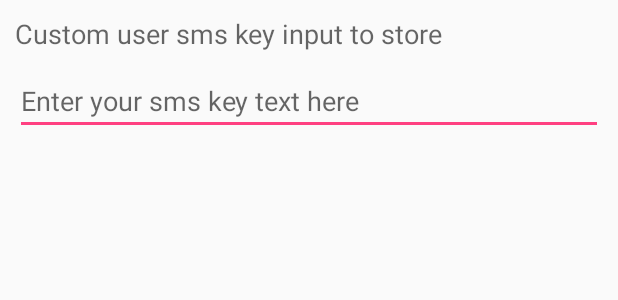
After one commit to suryann/BLESOS, an Android app: the layout custom_dialog.xml on its own in the app's theme, with its tools: preview values and no code run, on a phone screen of 412 x 824 dp. The commit adds this screen. Shown: the top 300 px of the screen. Run offline under Robolectric (Android 15) with nearby library versions, the phone set to English and light mode, and no system bars.

Commit message:
custom key implementation and issue fixes

```diff
--- a/app/build.gradle
+++ b/app/build.gradle
@@ -33,4 +33,5 @@ dependencies {
     // Add the support lib that is appropriate for SDK 18
     compile "com.android.support:support-v13:24.2.1"
     testCompile 'junit:junit:4.12'
+    compile 'com.google.android.gms:play-services-appindexing:8.4.0'
 }
--- a/app/src/main/AndroidManifest.xml
+++ b/app/src/main/AndroidManifest.xml
@@ -48,6 +48,11 @@
             android:name=".receivers.ScanReceiver"
             android:enabled="true"
             android:exported="true"></receiver>
+        <!-- ATTENTION: This was auto-generated to add Google Play services to your project for
+     App Indexing.  See https://g.co/AppIndexing/AndroidStudio for more information. -->
+        <meta-data
+            android:name="com.google.android.gms.version"
+            android:value="@integer/google_play_services_version" />
     </application>
 
 </manifest>
--- a/app/src/main/java/sos/android/blesos/ui/activity/DeviceScanActivity.java
+++ b/app/src/main/java/sos/android/blesos/ui/activity/DeviceScanActivity.java
@@ -211,7 +211,7 @@ public class DeviceScanActivity extends BaseActivity {
         //Get bluetooth mScanAdapter
         BluetoothManager bluetoothManager =
                 (BluetoothManager) getSystemService(BLUETOOTH_SERVICE);
-        mBluetoothAdapter = bluetoothManager.getAdapter();
+        mBluetoothAdapter = BluetoothAdapter.getDefaultAdapter();
 
         initializeView();
 
--- /dev/null
+++ b/app/src/main/res/layout/custom_dialog.xml
@@ -0,0 +1,21 @@
+<?xml version="1.0" encoding="utf-8"?>
+<LinearLayout xmlns:android="http://schemas.android.com/apk/res/android"
+    android:id="@+id/ll_dialog"
+    android:layout_width="fill_parent"
+    android:layout_height="fill_parent"
+    android:orientation="vertical"
+    android:padding="10dp" >
+    <TextView
+        android:layout_width="wrap_content"
+        android:layout_height="wrap_content"
+        android:text="Custom user sms key input to store"
+        android:textAppearance="?android:attr/textAppearanceMedium"
+        android:layout_marginBottom="10dp" />
+    <EditText
+        android:id="@+id/et_input"
+        android:layout_width="match_parent"
+        android:layout_height="wrap_content"
+        android:hint="Enter your sms key text here">
+        <requestFocus />
+    </EditText>
+</LinearLayout>
--- a/app/src/main/res/menu/menu_main.xml
+++ b/app/src/main/res/menu/menu_main.xml
@@ -6,4 +6,8 @@
         android:title="@string/action_settings"
         android:orderInCategory="100"
         app:showAsAction="never" />
+    <item android:id="@+id/action_store_key"
+        android:title="@string/action_store_key"
+        android:orderInCategory="100"
+        app:showAsAction="never" />
 </menu>
--- a/app/src/main/res/values/strings.xml
+++ b/app/src/main/res/values/strings.xml
@@ -1,6 +1,7 @@
 <resources>
     <string name="app_name">BLESOS</string>
     <string name="action_settings">Connect BLE</string>
+    <string name="action_store_key">Store Key</string>
     <string name="sms_sent">SMS_SENT</string>
     <string name="sms_delivered">SMS_DELIVERED</string>
     <string name="key">CA1CDEF82D745</string>
```
Also changed, not shown: app/src/main/java/sos/android/blesos/ui/activity/MainActivity.java (+105 -28 lines), app/src/main/java/sos/android/blesos/util/SharedPreferenceUtil.java (+12 -0 lines).
